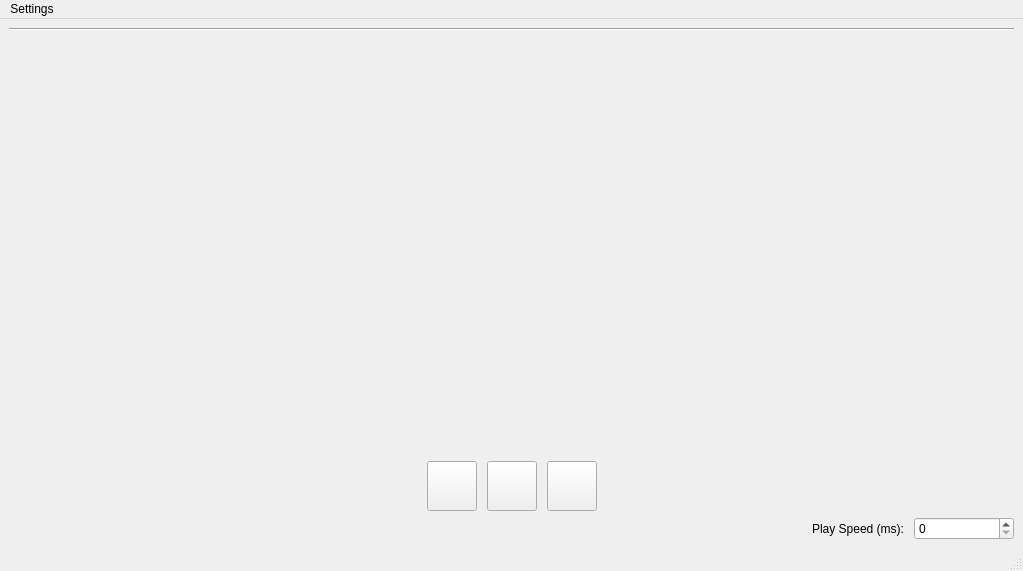
Before: the Qt Designer form ui/main_window.ui in Nekson228/GeneticInterpolation, drawn with Qt 5.
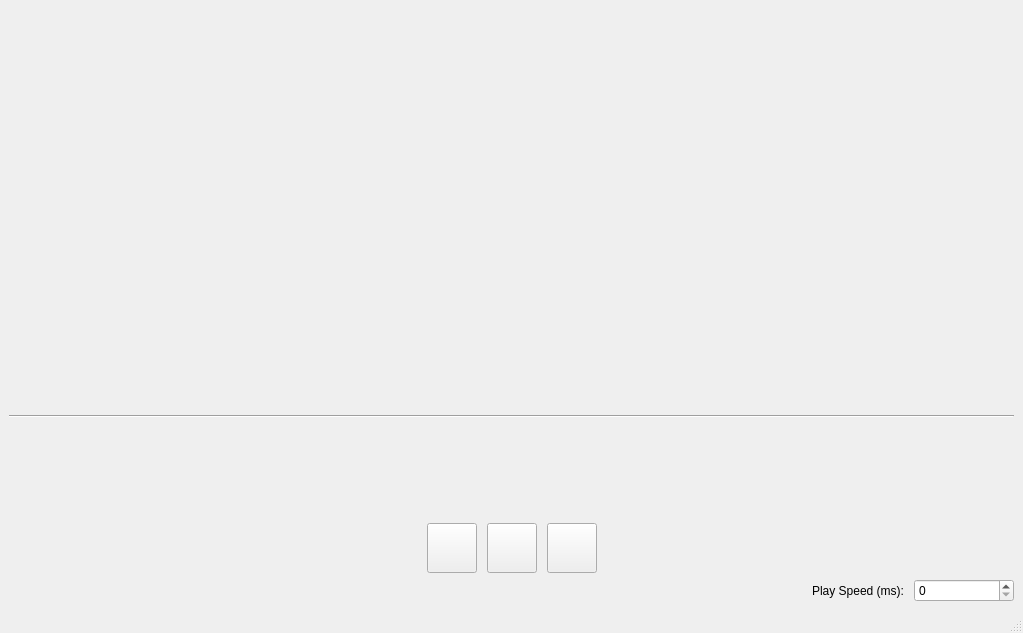
After: the same form once the commit is applied. Icons and pictures are not drawn.

```diff
--- a/ui/main_window.ui
+++ b/ui/main_window.ui
@@ -7,7 +7,7 @@
     <x>0</x>
     <y>0</y>
     <width>1023</width>
-    <height>571</height>
+    <height>633</height>
    </rect>
   </property>
   <property name="windowTitle">
@@ -15,13 +15,6 @@
   </property>
   <widget class="QWidget" name="centralwidget">
    <layout class="QVBoxLayout" name="verticalLayout_3">
-    <item>
-     <widget class="Line" name="line">
-      <property name="orientation">
-       <enum>Qt::Horizontal</enum>
-      </property>
-     </widget>
-    </item>
     <item>
      <layout class="QVBoxLayout" name="verticalLayout">
       <item>
@@ -34,6 +27,13 @@
         </property>
        </widget>
       </item>
+      <item>
+       <widget class="Line" name="line">
+        <property name="orientation">
+         <enum>Qt::Horizontal</enum>
+        </property>
+       </widget>
+      </item>
       <item>
        <spacer name="verticalSpacer">
         <property name="orientation">
@@ -208,16 +208,6 @@
      <height>22</height>
     </rect>
    </property>
-   <widget class="QMenu" name="menuSettings">
-    <property name="title">
-     <string>Settings</string>
-    </property>
-    <addaction name="actionImport_from_file"/>
-    <addaction name="actionExport"/>
-    <addaction name="separator"/>
-    <addaction name="actionFeelin_lucky"/>
-   </widget>
-   <addaction name="menuSettings"/>
   </widget>
   <widget class="QStatusBar" name="statusbar"/>
   <action name="actionOpen_settings_dialog">
```
Left out of the diff: 9 changed lines with no effect on the pictures.
